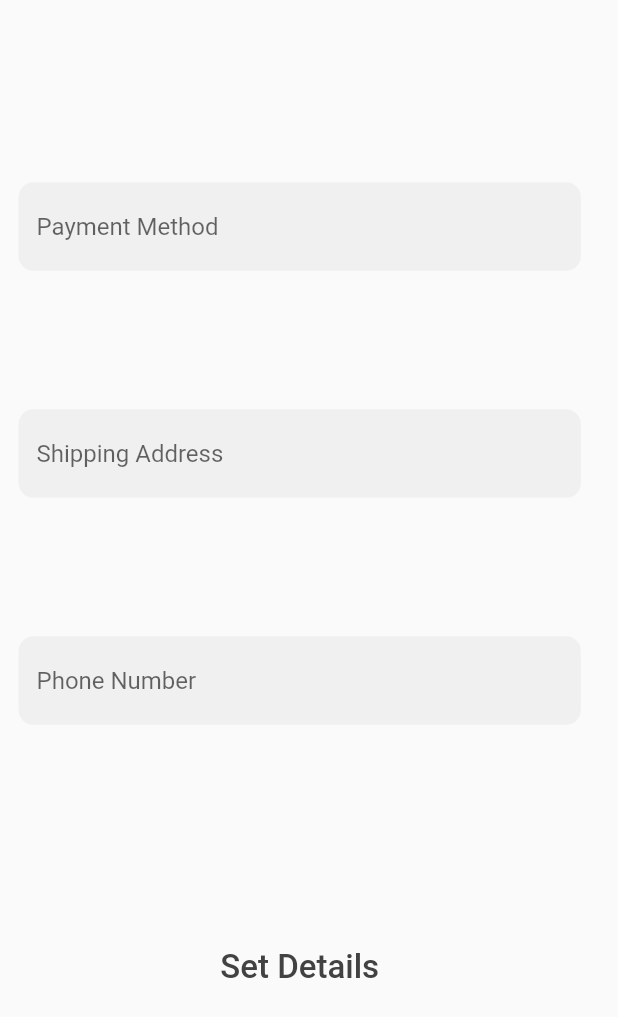
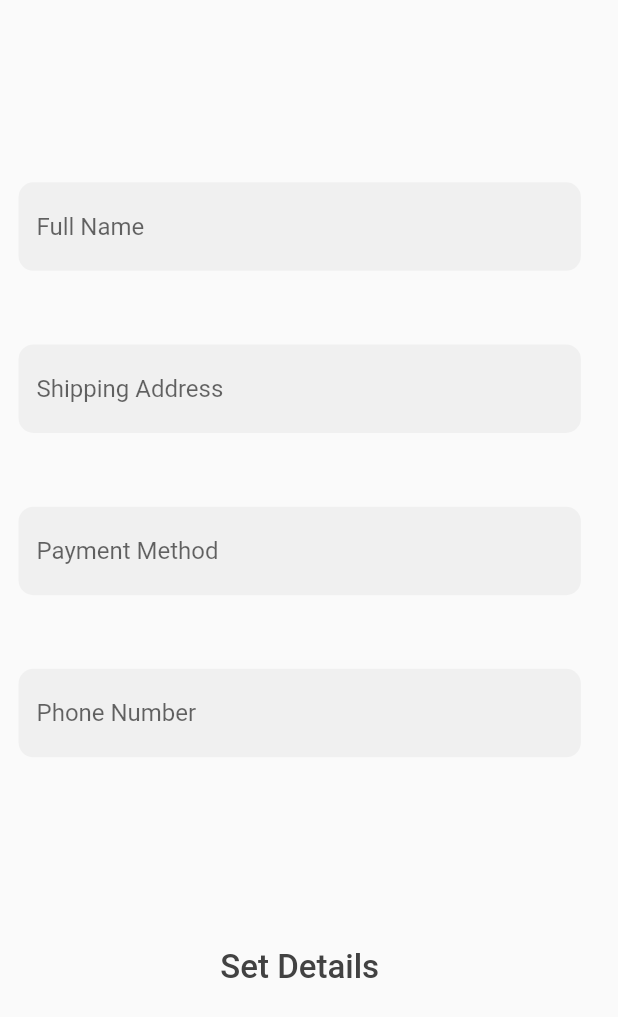
Before and after one commit to CD57/sdp_ca, a Flutter app: the CreateUserPage screen opened directly, on a phone screen of 412 x 824 dp. Shown: the top 1017 px of the screen. Run offline on Flutter 3.47's test engine with Material 2 defaults, Android fonts, the phone set to English and light mode, and no system bars; our stand-ins replace cloud_firestore, firebase_auth, firebase_core, get; missing offline and left inert: flutterfire_ui; accounts and stored records are empty.

Commit message:
User and Admin Menus

```diff
--- a/lib/models/user_details_model.dart
+++ b/lib/models/user_details_model.dart
@@ -1,17 +1,32 @@
 import 'package:cloud_firestore/cloud_firestore.dart';
-import 'package:sdp_ca/models/user_model.dart';
 
-class UserDetails extends UserModel {
-  UserDetails(
-      this.shippingAddress, this.paymentMethod, this.phoneNumber, this.isAdmin,
-      {required String id,
-      required String name,
-      required String email,
-      required Timestamp timeCreated})
-      : super(id: id, name: name, email: email, timeCreated: timeCreated);
-
+class UserDetails {
+  final String uid;
+  final String name;
   final String shippingAddress;
   final String paymentMethod;
   final String phoneNumber;
-  final bool isAdmin;
+
+  UserDetails({
+    required this.uid,
+    required this.name,
+    required this.shippingAddress,
+    required this.paymentMethod,
+    required this.phoneNumber,
+  });
+
+  factory UserDetails.fromDocument(DocumentSnapshot doc) {
+    return UserDetails(
+      uid: doc['uid'],
+      name: doc['name'],
+      shippingAddress: doc['shippingAddress'],
+      paymentMethod: doc['paymentMethod'],
+      phoneNumber: doc['phoneNumber'],
+    );
+  }
+
+  @override
+  String toString() {
+    return 'UserDetails(UserID: $uid name: $name, shippingAddress: $shippingAddress, paymentMethod: $paymentMethod, phoneNumber: $phoneNumber)';
+  }
 }
--- a/lib/models/user_model.dart
+++ b/lib/models/user_model.dart
@@ -2,14 +2,14 @@ import 'package:cloud_firestore/cloud_firestore.dart';
 
 class UserModel {
   final String id;
-  final String name;
   final String email;
+  final bool isAdmin;
   final Timestamp timeCreated;
 
   UserModel({
     required this.id,
-    required this.name,
     required this.email,
+    required this.isAdmin,
     required this.timeCreated,
   });
 
@@ -17,13 +17,13 @@ class UserModel {
     return UserModel(
       id: doc['id'],
       email: doc['email'],
-      name: doc['name'],
+      isAdmin: doc['isAdmin'],
       timeCreated: doc['timeCreated'],
     );
   }
 
   @override
   String toString() {
-    return 'User(id: $id, name: $name, email: $email, timeCreated: $timeCreated)';
+    return 'User(UserID: $id, email: $email, isAdmin: $isAdmin, Time Created: $timeCreated)';
   }
 }
--- a/lib/views/create_user_page.dart
+++ b/lib/views/create_user_page.dart
@@ -14,11 +14,11 @@ class CreateUserPage extends StatefulWidget {
 }
 
 class _CreateUserPageState extends State<CreateUserPage> {
-    final UserController userController = Get.put(UserController());
-
+  final UserController userController = Get.put(UserController());
   late double _deviceHeight;
   late double _deviceWidth;
 
+  late String _name;
   late String _shippingAddress;
   late String _paymentMethod;
   late String _phoneNumber;
@@ -78,11 +78,11 @@ class _CreateUserPageState extends State<CreateUserPage> {
             UserInputForm(
                 onSaved: (_value) {
                   setState(() {
-                    _paymentMethod = _value;
+                    _name = _value;
                   });
                 },
                 regex: r'.{3,}',
-                hint: "Payment Method",
+                hint: "Full Name",
                 hidden: false),
             SizedBox(
               height: _deviceHeight * 0.01,
@@ -95,6 +95,18 @@ class _CreateUserPageState extends State<CreateUserPage> {
                 },
                 regex: r'.{3,}',
                 hint: "Shipping Address",
+                hidden: false),
+            SizedBox(
+              height: _deviceHeight * 0.01,
+            ),
+            UserInputForm(
+                onSaved: (_value) {
+                  setState(() {
+                    _paymentMethod = _value;
+                  });
+                },
+                regex: r'.{3,}',
+                hint: "Payment Method",
                 hidden: false),
             SizedBox(
               height: _deviceHeight * 0.01,
@@ -125,7 +137,8 @@ class _CreateUserPageState extends State<CreateUserPage> {
         onPressed: () async {
           if (_inputFormKey.currentState!.validate()) {
             _inputFormKey.currentState!.save();
-            userController.createUserDetails(_shippingAddress, _paymentMethod, _phoneNumber, false);
+            userController.createUserDetails(
+                _name, _shippingAddress, _paymentMethod, _phoneNumber, false);
           } else {
             if (kDebugMode) {
               print(
```
Also changed, not shown: lib/controllers/user_controller.dart (+43 -14 lines), lib/views/home_page.dart (+56 -22 lines).
